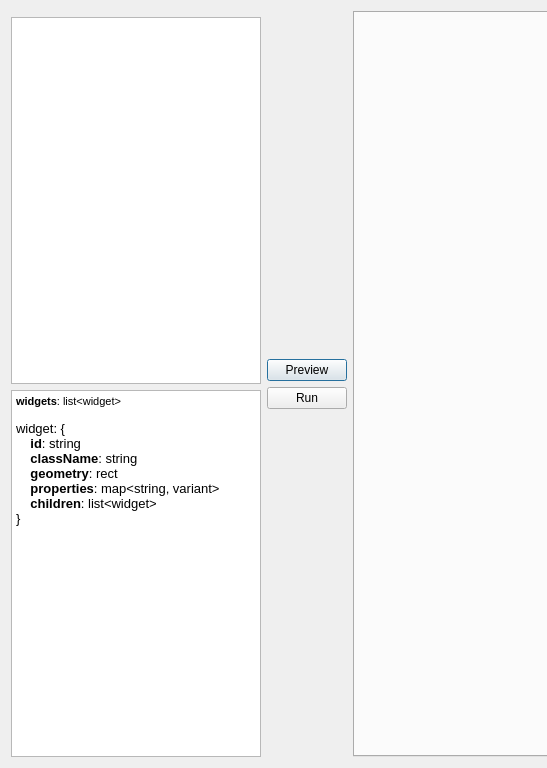
Old version of the form src/widgetdialog.ui in the repository KDAB/knut; both pictures show x 0 to 547 and y 0 to 768 of the 1024 by 768 pixel window.
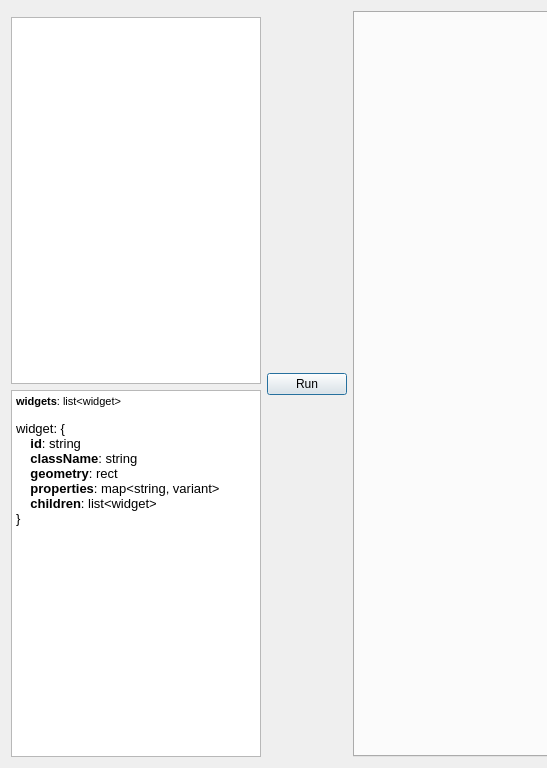
New version of the form. Custom widgets are drawn as their Qt base class.

Commit message: Preview is now on the main window, via double-click.

```diff
--- a/src/widgetdialog.ui
+++ b/src/widgetdialog.ui
@@ -89,48 +89,11 @@
     </layout>
    </item>
    <item>
-    <layout class="QVBoxLayout" name="verticalLayout_2">
-     <item>
-      <spacer name="verticalSpacer_2">
-       <property name="orientation">
-        <enum>Qt::Vertical</enum>
-       </property>
-       <property name="sizeHint" stdset="0">
-        <size>
-         <width>20</width>
-         <height>40</height>
-        </size>
-       </property>
-      </spacer>
-     </item>
-     <item>
-      <widget class="QPushButton" name="previewButton">
-       <property name="text">
-        <string>Preview</string>
-       </property>
-      </widget>
-     </item>
-     <item>
       <widget class="QPushButton" name="runButton">
        <property name="text">
         <string>Run</string>
        </property>
       </widget>
-     </item>
-     <item>
-      <spacer name="verticalSpacer">
-       <property name="orientation">
-        <enum>Qt::Vertical</enum>
-       </property>
-       <property name="sizeHint" stdset="0">
-        <size>
-         <width>20</width>
-         <height>40</height>
-        </size>
-       </property>
-      </spacer>
-     </item>
-    </layout>
    </item>
    <item>
     <widget class="ResultWidget" name="resultWidget"/>
```
Lines whose indentation alone changed are shown as unchanged. The commit also changes 4 other files.
